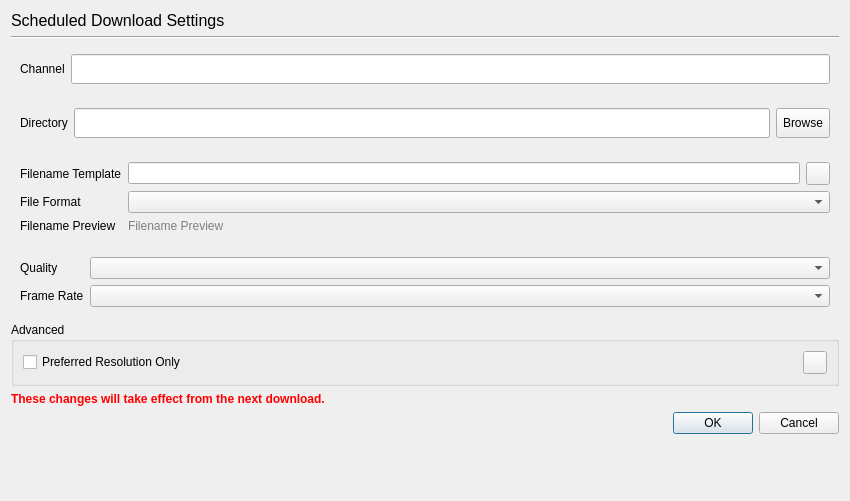
Old version of the form resources/ui/scheduledDownloadSettings.ui in the repository devhotteok/TwitchLink.
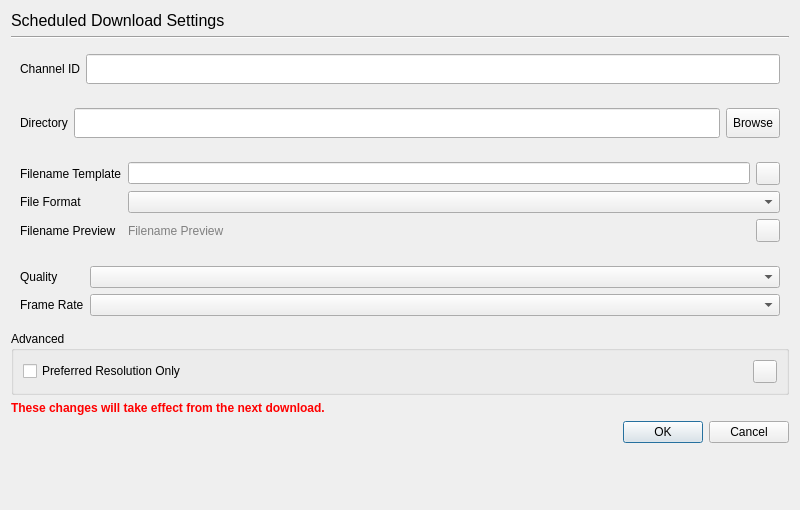
New version of the form. Icons and pictures are not drawn.

Diff of the .ui file:
```diff
--- a/resources/ui/scheduledDownloadSettings.ui
+++ b/resources/ui/scheduledDownloadSettings.ui
@@ -6,8 +6,8 @@
    <rect>
     <x>0</x>
     <y>0</y>
-    <width>850</width>
-    <height>474</height>
+    <width>800</width>
+    <height>484</height>
    </rect>
   </property>
   <property name="sizePolicy">
@@ -62,7 +62,7 @@
       <item>
        <widget class="QLabel" name="channelLabel">
         <property name="text">
-         <string>Channel</string>
+         <string>Channel ID</string>
         </property>
        </widget>
       </item>
@@ -145,22 +145,6 @@
         </property>
        </widget>
       </item>
-      <item row="2" column="1">
-       <widget class="QLabel" name="filenamePreview">
-        <property name="sizePolicy">
-         <sizepolicy hsizetype="Ignored" vsizetype="Preferred">
-          <horstretch>0</horstretch>
-          <verstretch>0</verstretch>
-         </sizepolicy>
-        </property>
-        <property name="styleSheet">
-         <string notr="true">color: rgb(128, 128, 128);</string>
-        </property>
-        <property name="text">
-         <string>Filename Preview</string>
-        </property>
-       </widget>
-      </item>
       <item row="0" column="1">
        <widget class="QWidget" name="filenameTemplateEditArea" native="true">
         <layout class="QHBoxLayout" name="filenameTemplateEditAreaLayout">
@@ -193,6 +177,51 @@
         </layout>
        </widget>
       </item>
+      <item row="2" column="1">
+       <widget class="QWidget" name="filenamePreviewArea" native="true">
+        <layout class="QHBoxLayout" name="filenamePreviewAreaLayout">
+         <property name="leftMargin">
+          <number>0</number>
+         </property>
+         <property name="topMargin">
+          <number>0</number>
+         </property>
+         <property name="rightMargin">
+          <number>0</number>
+         </property>
+         <property name="bottomMargin">
+          <number>0</number>
+         </property>
+         <item>
+          <widget class="QLabel" name="filenamePreview">
+           <property name="sizePolicy">
+            <sizepolicy hsizetype="Ignored" vsizetype="Preferred">
+             <horstretch>0</horstretch>
+             <verstretch>0</verstretch>
+            </sizepolicy>
+           </property>
+           <property name="styleSheet">
+            <string notr="true">color: rgb(128, 128, 128);</string>
+           </property>
+           <property name="text">
+            <string>Filename Preview</string>
+           </property>
+          </widget>
+         </item>
+         <item>
+          <widget class="QToolButton" name="filenamePreviewInfo">
+           <property name="toolTip">
+            <string>Help</string>
+           </property>
+           <property name="icon">
+            <iconset>
+             <normaloff>../icons/help.svg</normaloff>../icons/help.svg</iconset>
+           </property>
+          </widget>
+         </item>
+        </layout>
+       </widget>
+      </item>
      </layout>
     </widget>
    </item>
```
